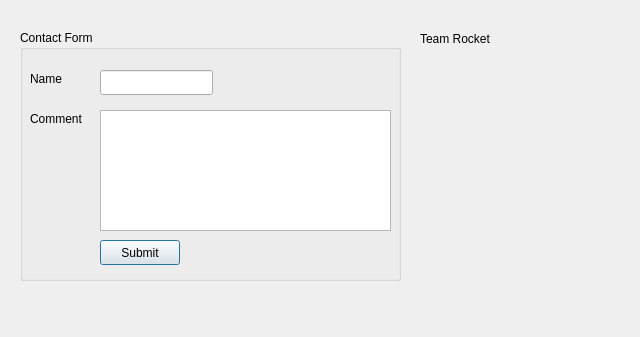
Old version of the form contactdialog.ui in the repository chrisq327/CS1C-Team-Rocket.
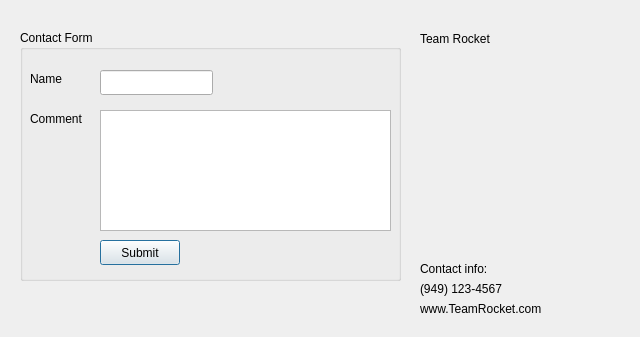
New version of the form.

The edit to the form file:
```diff
--- a/contactdialog.ui
+++ b/contactdialog.ui
@@ -98,6 +98,45 @@
     <string>Team Rocket</string>
    </property>
   </widget>
+  <widget class="QLabel" name="label_4">
+   <property name="geometry">
+    <rect>
+     <x>420</x>
+     <y>260</y>
+     <width>81</width>
+     <height>17</height>
+    </rect>
+   </property>
+   <property name="text">
+    <string>Contact info:</string>
+   </property>
+  </widget>
+  <widget class="QLabel" name="label_5">
+   <property name="geometry">
+    <rect>
+     <x>420</x>
+     <y>280</y>
+     <width>91</width>
+     <height>17</height>
+    </rect>
+   </property>
+   <property name="text">
+    <string>(949) 123-4567</string>
+   </property>
+  </widget>
+  <widget class="QLabel" name="label_6">
+   <property name="geometry">
+    <rect>
+     <x>420</x>
+     <y>300</y>
+     <width>131</width>
+     <height>17</height>
+    </rect>
+   </property>
+   <property name="text">
+    <string>www.TeamRocket.com</string>
+   </property>
+  </widget>
  </widget>
  <resources/>
  <connections/>
```
